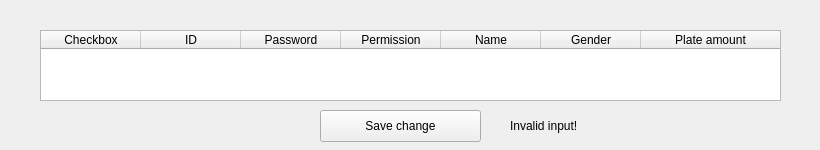
First picture: the form in Project_Folder/Project_Space/UI_Folder/Info_Editor.ui, repository Joel-HsienChi/-----, before the edit.
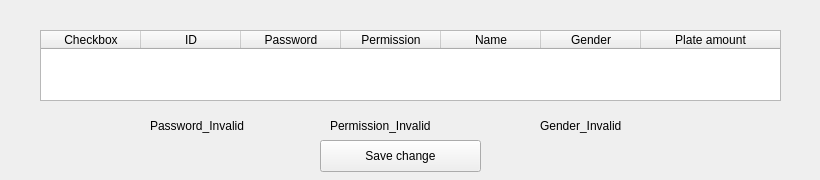
Second picture: the form after the edit.

The edit to the form file:
```diff
--- a/Project_Folder/Project_Space/UI_Folder/Info_Editor.ui
+++ b/Project_Folder/Project_Space/UI_Folder/Info_Editor.ui
@@ -7,7 +7,7 @@
     <x>0</x>
     <y>0</y>
     <width>820</width>
-    <height>150</height>
+    <height>180</height>
    </rect>
   </property>
   <property name="windowTitle">
@@ -17,7 +17,7 @@
    <property name="geometry">
     <rect>
      <x>320</x>
-     <y>110</y>
+     <y>140</y>
      <width>161</width>
      <height>32</height>
     </rect>
@@ -107,14 +107,40 @@
   <widget class="QLabel" name="Input_Invalid">
    <property name="geometry">
     <rect>
-     <x>510</x>
+     <x>150</x>
      <y>110</y>
-     <width>81</width>
+     <width>111</width>
      <height>31</height>
     </rect>
    </property>
    <property name="text">
-    <string>Invalid input!</string>
+    <string>Password_Invalid</string>
+   </property>
+  </widget>
+  <widget class="QLabel" name="Permission_Invalid">
+   <property name="geometry">
+    <rect>
+     <x>330</x>
+     <y>110</y>
+     <width>121</width>
+     <height>31</height>
+    </rect>
+   </property>
+   <property name="text">
+    <string>Permission_Invalid</string>
+   </property>
+  </widget>
+  <widget class="QLabel" name="Gender_Invalid">
+   <property name="geometry">
+    <rect>
+     <x>540</x>
+     <y>110</y>
+     <width>121</width>
+     <height>31</height>
+    </rect>
+   </property>
+   <property name="text">
+    <string>Gender_Invalid</string>
    </property>
   </widget>
  </widget>
```
Left out of the diff: 2 changed lines with no effect on the pictures.
